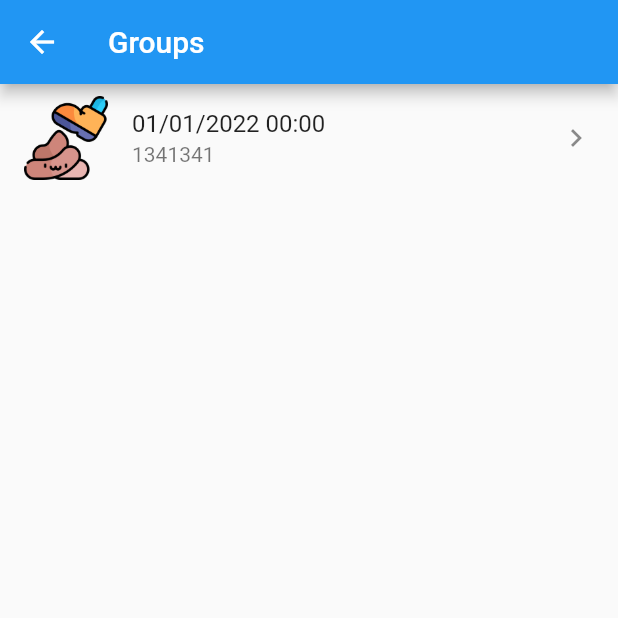
After one commit to asegurpe/cacapp2, a Flutter app: the GroupsScreen screen opened by its route, on a phone screen of 412 x 824 dp, the top half of it. The commit adds this screen. Run offline on Flutter 3.47's test engine with Material 2 defaults, Android fonts, the phone set to English and light mode, and no system bars.

Commit message:
Create friends and groups screen

```diff
--- a/lib/main.dart
+++ b/lib/main.dart
@@ -16,8 +16,7 @@ class CacApp extends StatelessWidget {
       initialRoute: HomeScreen.route,
       routes: getApplicationRoutes(),
       onGenerateRoute: (settings) {
-        print('${settings.name}');
-        return MaterialPageRoute(builder: (context) => HomeScreen());
+        return MaterialPageRoute(builder: (context) => const HomeScreen());
       },
     );
   }
--- a/lib/routes/routes.dart
+++ b/lib/routes/routes.dart
@@ -1,3 +1,5 @@
+import 'package:cacapp/screen/friends_screen.dart';
+import 'package:cacapp/screen/groups_screen.dart';
 import 'package:cacapp/screen/home_screen.dart';
 import 'package:cacapp/screen/reports_screen.dart';
 import 'package:flutter/material.dart';
@@ -6,5 +8,7 @@ Map<String, WidgetBuilder> getApplicationRoutes() {
   return {
     HomeScreen.route: (context) => const HomeScreen(),
     ReportsScreen.route: (context) => const ReportsScreen(),
+    FriendsScreen.route: (context) => const FriendsScreen(),
+    GroupsScreen.route: (context) => const GroupsScreen(),
   };
 }
--- /dev/null
+++ b/lib/screen/groups_screen.dart
@@ -0,0 +1,45 @@
+import 'package:cacapp/model/report.dart';
+import 'package:flutter/material.dart';
+
+class GroupsScreen extends StatelessWidget {
+  const GroupsScreen({Key? key}) : super(key: key);
+
+  static const String route = 'groups';
+
+  @override
+  Widget build(BuildContext context) {
+    return Scaffold(
+      appBar: AppBar(
+        title: Text('Groups'),
+      ),
+      body: ListView(
+        children: _getReports(),
+      ),
+    );
+  }
+
+  List<Widget> _getReports() {
+    List<Report> reports = [
+      Report(
+        cleaned: false,
+        confirmed: false,
+        consistency: 0,
+        description: '01/01/2022 00:00',
+        informer: '1341341',
+        picture: '',
+        size: 0,
+        smell: 0,
+      )
+    ];
+
+    return reports.map((report) {
+      return ListTile(
+        title: Text(report.description),
+        subtitle: Text(report.informer),
+        leading: Image(image: AssetImage('assets/images/marker.png')),
+        trailing: Icon(Icons.keyboard_arrow_right),
+        onTap: () {},
+      );
+    }).toList();
+  }
+}
```
Also changed, not shown: lib/screen/friends_screen.dart (added, +45 -0 lines), lib/screen/home_screen.dart (+10 -0 lines).
